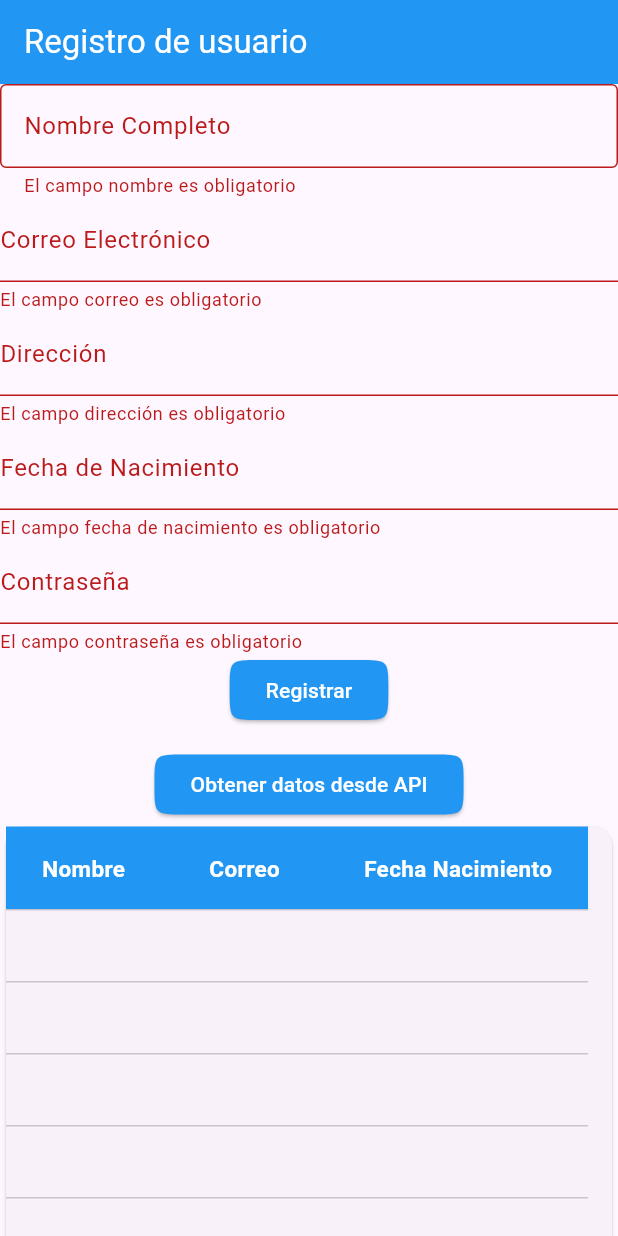
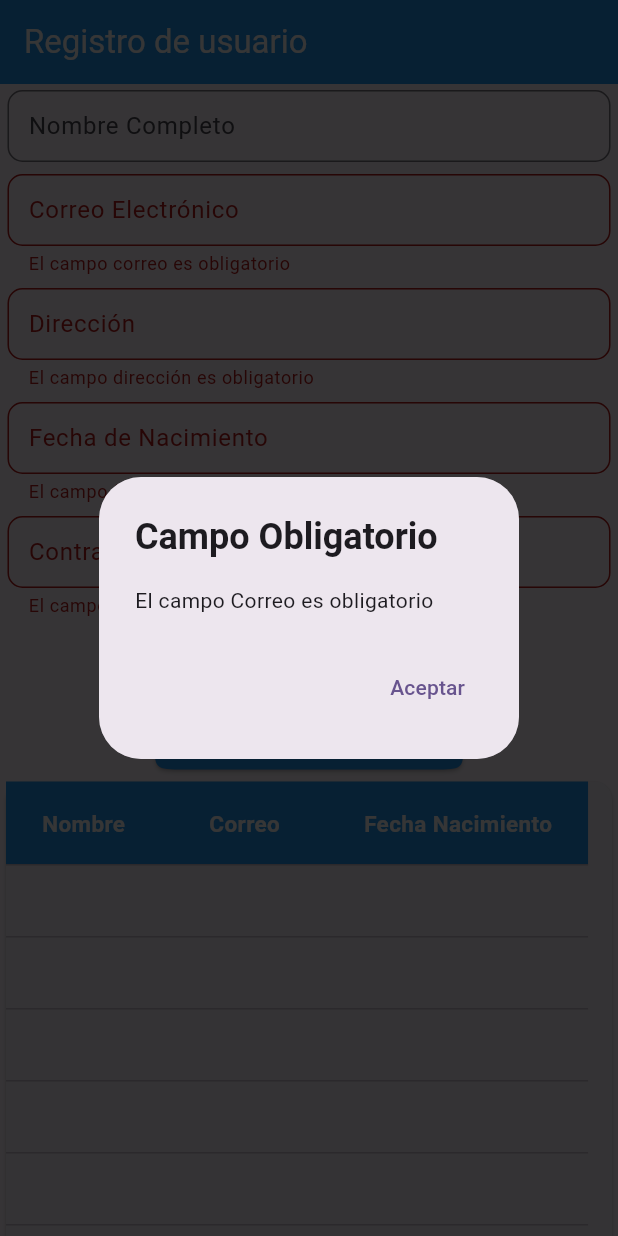
Before and after one commit to NikZxZ02/prueba_desis, a Flutter app: the screen it shows after launch, after a tap on "Registrar", on a phone screen of 412 x 824 dp. Run offline on Flutter 3.47's test engine with Material 3 defaults, Android fonts, the phone set to English and light mode, and no system bars; our stand-ins replace sqflite; accounts and stored records are empty.

Commit message:
Cambio en la UI del formulario y se añade un Dialog para mostrar un mensaje de campo faltante

```diff
--- a/lib/validators/form_validators.dart
+++ b/lib/validators/form_validators.dart
@@ -1,5 +1,9 @@
-String? emailValidator(String? value) {
+import 'package:flutter/material.dart';
+import 'package:prueba_desis/widgets/message_status.dart';
+
+String? emailValidator(String? value, BuildContext context) {
   if (value == null || value.trim().isEmpty) {
+    MessagesStatus.showEmptyFieldError(context, "Correo");
     return 'El campo correo es obligatorio';
   }
   if (!value.contains('@') || !value.contains('.')) {
@@ -11,12 +15,13 @@ String? emailValidator(String? value) {
   return null;
 }
 
-String? nameValidator(String? value) {
+String? nameValidator(BuildContext context, String? value) {
   if (value == null || value.isEmpty) {
-    return 'El campo nombre es obligatorio';
+    MessagesStatus.showEmptyFieldError(context, "Nombre");
+    return null;
   }
   if (value.length < 10) {
-    return 'La contraseña debe tener al menos 10 caracteres';
+    return 'El nombre debe tener al menos 10 caracteres';
   }
   return null;
 }
--- a/lib/views/register/register_screen.dart
+++ b/lib/views/register/register_screen.dart
@@ -92,42 +92,93 @@ class RegisterScreenState extends State<RegisterScreen> {
         child: Form(
           key: _formKey,
           child: Column(
-            crossAxisAlignment: CrossAxisAlignment.center,
             children: [
-              TextFormField(
+              Padding(
+                padding:
+                    const EdgeInsets.symmetric(horizontal: 5.0, vertical: 4.0),
+                child: TextFormField(
                     controller: _nameController,
                     decoration: const InputDecoration(
                       labelText: 'Nombre Completo',
-                    border: OutlineInputBorder(),
+                      contentPadding: EdgeInsets.symmetric(horizontal: 10.0),
+                      border: OutlineInputBorder(
+                        borderRadius: BorderRadius.all(
+                          Radius.circular(10),
                         ),
-                  validator: validators.nameValidator),
-              TextFormField(
+                      ),
+                    ),
+                    validator: (value) =>
+                        validators.nameValidator(context, value)),
+              ),
+              Padding(
+                padding:
+                    const EdgeInsets.symmetric(horizontal: 5.0, vertical: 4.0),
+                child: TextFormField(
                   controller: _emailController,
                   decoration: const InputDecoration(
                     labelText: 'Correo Electrónico',
+                    contentPadding: EdgeInsets.symmetric(horizontal: 10.0),
+                    border: OutlineInputBorder(
+                      borderRadius: BorderRadius.all(
+                        Radius.circular(10),
                       ),
-                  validator: validators.emailValidator),
-              TextFormField(
+                    ),
+                  ),
+                  validator: ((value) =>
+                      validators.emailValidator(value, context)),
+                ),
+              ),
+              Padding(
+                padding:
+                    const EdgeInsets.symmetric(horizontal: 5.0, vertical: 4.0),
+                child: TextFormField(
                     controller: _addressController,
                     decoration: const InputDecoration(
                       labelText: 'Dirección',
+                      contentPadding: EdgeInsets.symmetric(horizontal: 10.0),
+                      border: OutlineInputBorder(
+                        borderRadius: BorderRadius.all(
+                          Radius.circular(10),
+                        ),
+                      ),
                     ),
                     validator: validators.addressValidator),
-              TextFormField(
+              ),
+              Padding(
+                padding:
+                    const EdgeInsets.symmetric(horizontal: 5.0, vertical: 4.0),
+                child: TextFormField(
                   controller: _dateController,
                   decoration: const InputDecoration(
                     labelText: "Fecha de Nacimiento",
+                    contentPadding: EdgeInsets.symmetric(horizontal: 10.0),
+                    border: OutlineInputBorder(
+                      borderRadius: BorderRadius.all(
+                        Radius.circular(10),
+                      ),
+                    ),
                   ),
                   readOnly: true,
                   onTap: _onSelectedDate,
                   validator: validators.birthdayValidator,
                 ),
-              TextFormField(
+              ),
+              Padding(
+                padding:
+                    const EdgeInsets.symmetric(horizontal: 5.0, vertical: 4.0),
+                child: TextFormField(
                     controller: _passwordController,
                     decoration: const InputDecoration(
                       labelText: 'Contraseña',
+                      border: OutlineInputBorder(
+                        borderRadius: BorderRadius.all(
+                          Radius.circular(10),
+                        ),
+                      ),
+                      contentPadding: EdgeInsets.symmetric(horizontal: 10.0),
                     ),
                     validator: validators.passwordValidator),
+              ),
               CustomButton(
                   onPress: () {
                     _formKey.currentState!.save();
@@ -138,7 +189,7 @@ class RegisterScreenState extends State<RegisterScreen> {
                   label: "Registrar",
                   width: 150),
               const SizedBox(
-                height: 15,
+                height: 5,
               ),
               CustomButton(
                 onPress: () {
--- a/lib/widgets/message_status.dart
+++ b/lib/widgets/message_status.dart
@@ -21,4 +21,26 @@ class MessagesStatus {
       ),
     );
   }
+
+  //Función que muestra un mensaje "Dialog" cuando un campo del formulario esta vacio
+  static void showEmptyFieldError(BuildContext context, String error) {
+    showDialog(
+      context: context,
+      builder: (context) {
+        return AlertDialog(
+          title: const Text(
+            'Campo Obligatorio',
+            style: TextStyle(fontWeight: FontWeight.bold),
+          ),
+          content: Text('El campo $error es obligatorio'),
+          actions: <Widget>[
+            TextButton(
+              onPressed: () => Navigator.of(context).pop(),
+              child: const Text('Aceptar'),
+            ),
+          ],
+        );
+      },
+    );
+  }
 }
```
Lines whose indentation alone changed are shown as unchanged.
